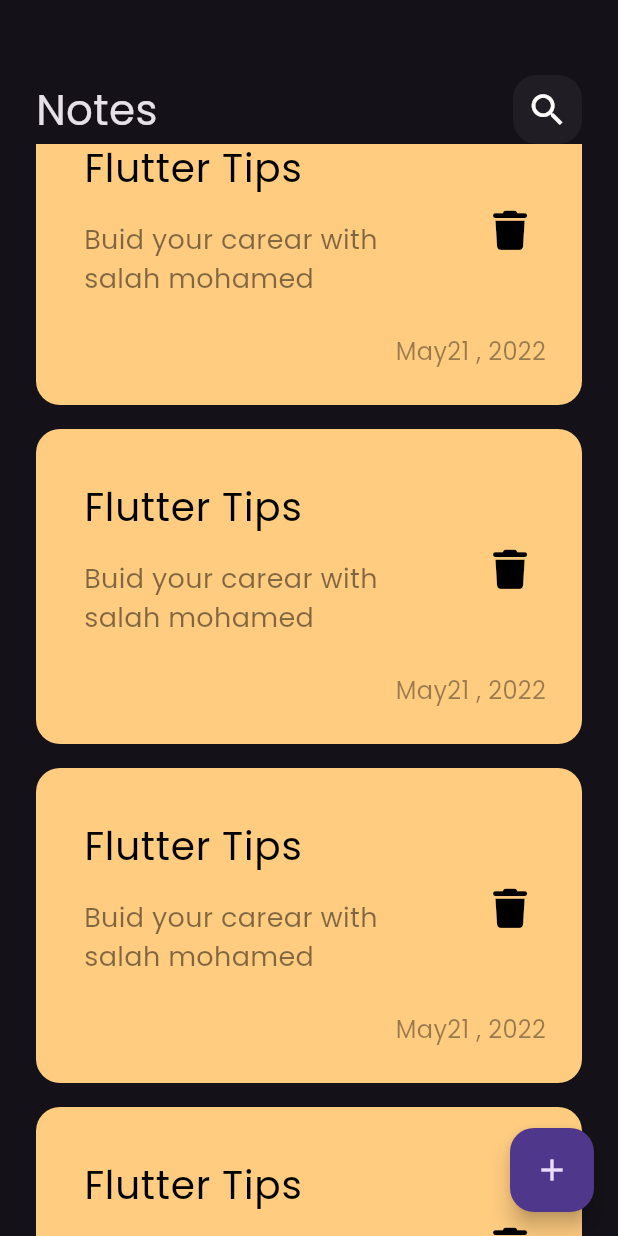
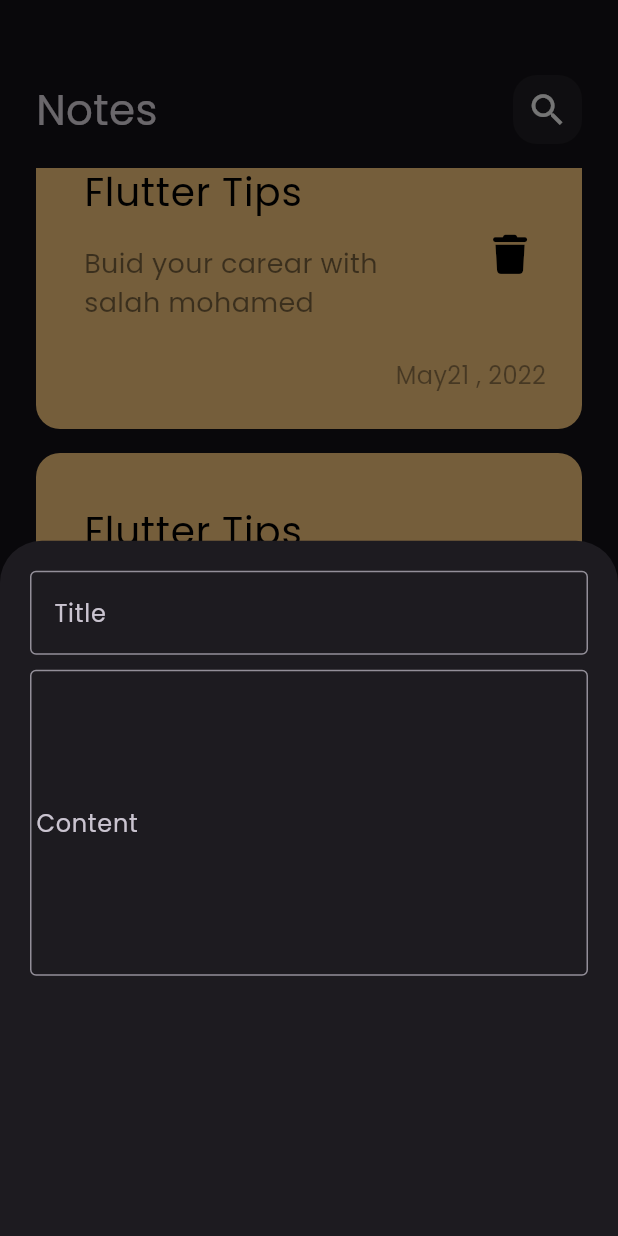
Before and after one commit to Salahffhshg/notes_app, a Flutter app: the screen it shows after launch, scrolled down 2304 dp, after a tap on the "add" icon, on a phone screen of 412 x 824 dp. Run offline on Flutter 3.47's test engine with Material 3 defaults, Android fonts, the phone set to English and light mode, and no system bars; our stand-ins replace font_awesome_flutter.

Commit message:
show bottem sheet

```diff
--- a/lib/notes.dart
+++ b/lib/notes.dart
@@ -1,5 +1,6 @@
 import 'package:flutter/material.dart';
 
+import 'widgets/add_new_bottem.dart';
 import 'widgets/notes_view_body.dart';
 
 class Notes extends StatelessWidget {
@@ -9,7 +10,14 @@ class Notes extends StatelessWidget {
   Widget build(BuildContext context) {
     return Scaffold(
       floatingActionButton: FloatingActionButton(
-        onPressed: () {},
+        onPressed: () {
+          showModalBottomSheet(
+            context: context,
+            builder: (context) {
+              return const AddNote();
+            },
+          );
+        },
         child: const Icon(Icons.add),
       ),
       body: const NotesViewBody(),
--- /dev/null
+++ b/lib/widgets/add_new_bottem.dart
@@ -0,0 +1,41 @@
+
+
+
+import 'package:flutter/material.dart';
+
+class AddNote extends StatelessWidget {
+  const AddNote({super.key});
+
+  @override
+  Widget build(BuildContext context) {
+    return const Padding(
+      padding: EdgeInsets.symmetric(horizontal: 20),
+      child: Column(
+        children: [
+          SizedBox(
+            height: 20,
+          ),
+          TextField(
+            decoration: InputDecoration(
+
+              hintText: 'Title',
+              border: OutlineInputBorder(),
+            ),
+          ),
+          SizedBox(
+            height: 10,
+          ),
+          TextField(
+            decoration: InputDecoration(
+              contentPadding: EdgeInsets.symmetric(vertical: 90),
+
+              hintText: 'Content',
+              border: OutlineInputBorder(),
+
+            ),
+          )
+        ],
+      ),
+    );
+  }
+}
--- a/lib/widgets/notes_list_view.dart
+++ b/lib/widgets/notes_list_view.dart
@@ -1,5 +1,3 @@
-
-
 import 'package:flutter/material.dart';
 
 import 'custim_note_item.dart';
@@ -9,11 +7,16 @@ class NotesListView extends StatelessWidget {
 
   @override
   Widget build(BuildContext context) {
-    return ListView.builder(itemBuilder: (context, index) {
-      return const Padding(
-        padding: EdgeInsets.symmetric(vertical: 8),
-        child: NoteItem(),
-      );
-    });
+    return Padding(
+      padding: const EdgeInsets.symmetric(vertical: 16),
+      child: ListView.builder(
+          padding: EdgeInsets.zero,
+          itemBuilder: (context, index) {
+            return const Padding(
+              padding: EdgeInsets.symmetric(vertical: 8),
+              child: NoteItem(),
+            );
+          }),
+    );
   }
 }
```
